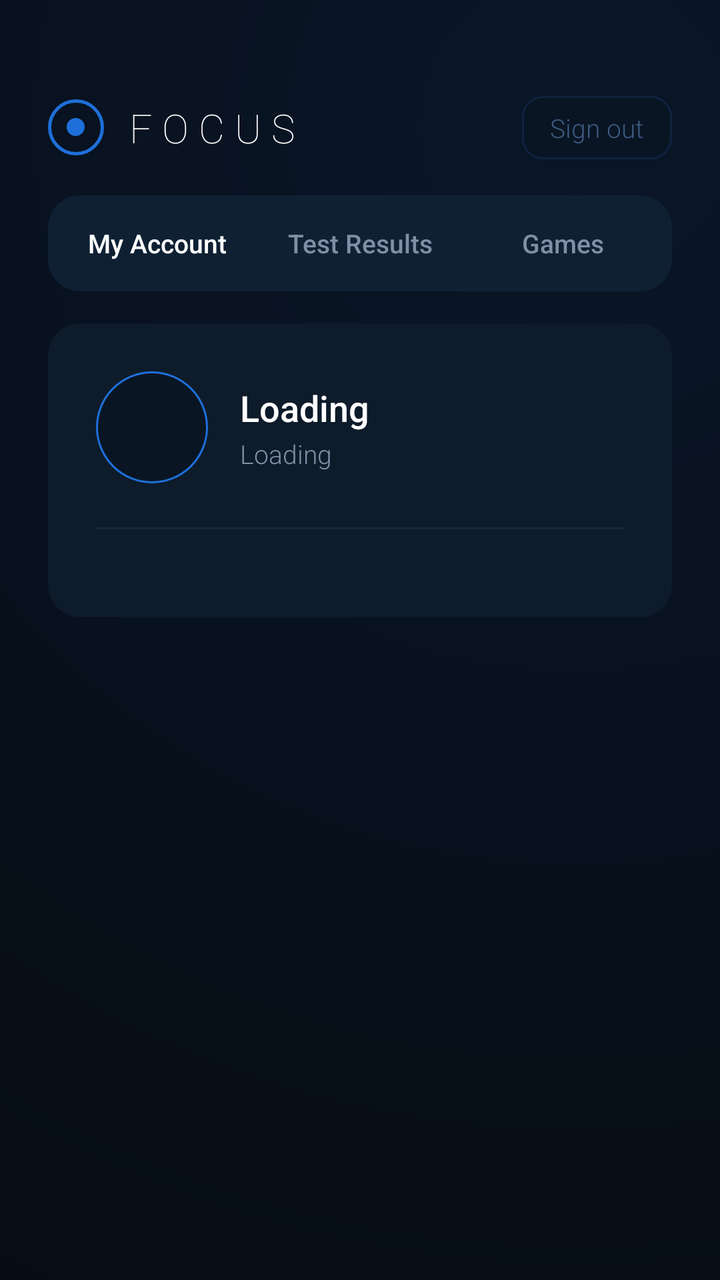
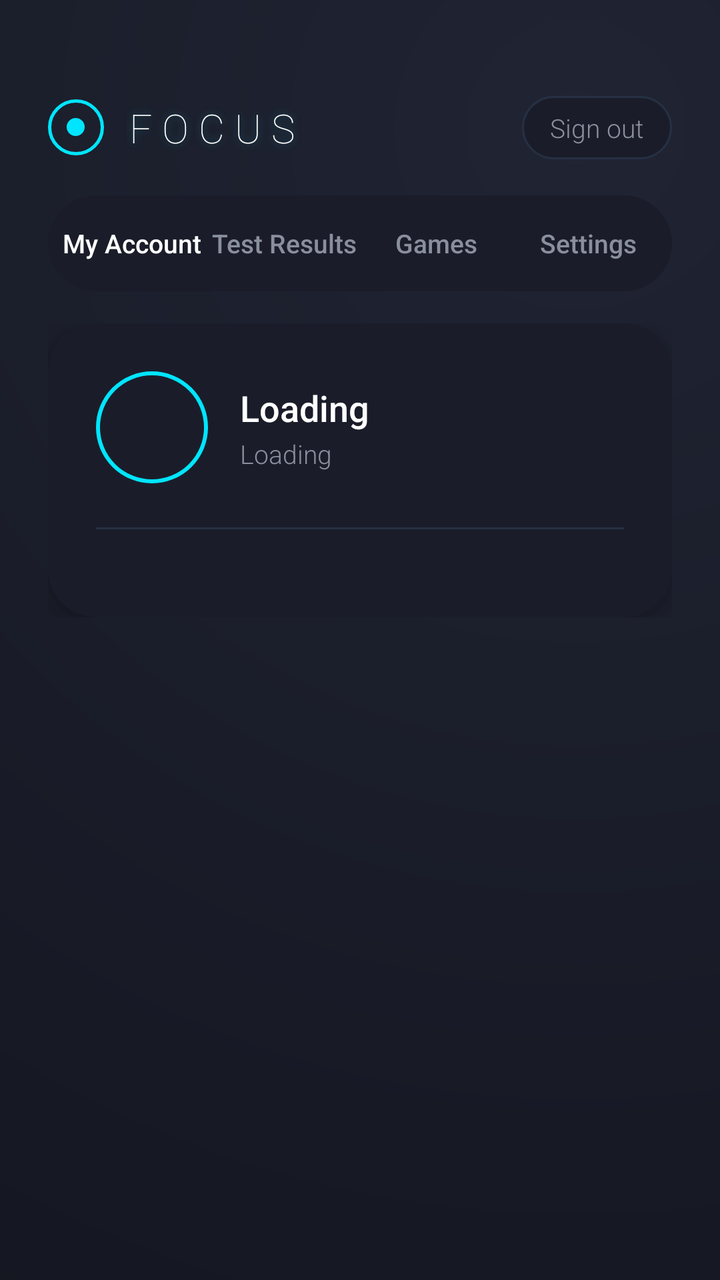

An Android layout rendered at two revisions. The XML below is the earlier revision; the diff shows what the commit changed to produce the second picture.
<!-- AndroidManifest.xml: activity theme Theme.AppCompat.NoActionBar -->
<!-- res/layout/activity_main.xml -->
<?xml version="1.0" encoding="utf-8"?>
<androidx.constraintlayout.widget.ConstraintLayout
    xmlns:android="http://schemas.android.com/apk/res/android"
    xmlns:app="http://schemas.android.com/apk/res-auto"
    android:layout_width="match_parent"
    android:layout_height="match_parent"
    android:background="#050A0F">

    <View
        android:layout_width="0dp"
        android:layout_height="0dp"
        android:background="@drawable/bg_gradient_overlay"
        app:layout_constraintBottom_toBottomOf="parent"
        app:layout_constraintEnd_toEndOf="parent"
        app:layout_constraintStart_toStartOf="parent"
        app:layout_constraintTop_toTopOf="parent" />

    <LinearLayout
        android:id="@+id/brandContainer"
        android:layout_width="0dp"
        android:layout_height="wrap_content"
        android:layout_marginStart="24dp"
        android:layout_marginTop="48dp"
        android:layout_marginEnd="24dp"
        android:gravity="center_vertical"
        android:orientation="horizontal"
        app:layout_constraintEnd_toEndOf="parent"
        app:layout_constraintStart_toStartOf="parent"
        app:layout_constraintTop_toTopOf="parent">

        <FrameLayout
            android:layout_width="28dp"
            android:layout_height="28dp"
            android:layout_marginEnd="10dp">

            <View
                android:layout_width="28dp"
                android:layout_height="28dp"
                android:background="@drawable/bg_logo_ring" />

            <View
                android:layout_width="9dp"
                android:layout_height="9dp"
                android:layout_gravity="center"
                android:background="@drawable/ic_focus_dot" />
        </FrameLayout>

        <TextView
            android:layout_width="0dp"
            android:layout_height="wrap_content"
            android:layout_weight="1"
            android:fontFamily="sans-serif-thin"
            android:letterSpacing="0.25"
            android:text="FOCUS"
            android:textColor="#FFFFFF"
            android:textSize="20sp" />

        <TextView
            android:id="@+id/btnSignOut"
            android:layout_width="wrap_content"
            android:layout_height="wrap_content"
            android:background="@drawable/bg_signout_btn"
            android:fontFamily="sans-serif-light"
            android:paddingStart="14dp"
            android:paddingTop="7dp"
            android:paddingEnd="14dp"
            android:paddingBottom="7dp"
            android:text="Sign out"
            android:textColor="#3D5A80"
            android:textSize="13sp" />
    </LinearLayout>

    <LinearLayout
        android:id="@+id/tabContainer"
        android:layout_width="0dp"
        android:layout_height="48dp"
        android:layout_marginStart="24dp"
        android:layout_marginTop="18dp"
        android:layout_marginEnd="24dp"
        android:background="@drawable/bg_stat_tile"
        android:gravity="center"
        android:orientation="horizontal"
        android:padding="4dp"
        app:layout_constraintEnd_toEndOf="parent"
        app:layout_constraintStart_toStartOf="parent"
        app:layout_constraintTop_toBottomOf="@id/brandContainer">

        <TextView
            android:id="@+id/tabAccount"
            android:layout_width="0dp"
            android:layout_height="match_parent"
            android:layout_weight="1"
            android:gravity="center"
            android:text="My Account"
            android:textColor="#FFFFFF"
            android:textSize="13sp"
            android:fontFamily="sans-serif-medium" />

        <TextView
            android:id="@+id/tabTests"
            android:layout_width="0dp"
            android:layout_height="match_parent"
            android:layout_weight="1"
            android:gravity="center"
            android:text="Test Results"
            android:textColor="#7F8FA6"
            android:textSize="13sp"
            android:fontFamily="sans-serif-medium" />

        <TextView
            android:id="@+id/tabGames"
            android:layout_width="0dp"
            android:layout_height="match_parent"
            android:layout_weight="1"
            android:gravity="center"
            android:text="Games"
            android:textColor="#7F8FA6"
            android:textSize="13sp"
            android:fontFamily="sans-serif-medium" />
    </LinearLayout>

    <ScrollView
        android:id="@+id/scrollContent"
        android:layout_width="0dp"
        android:layout_height="0dp"
        android:layout_marginTop="16dp"
        android:fillViewport="true"
        android:overScrollMode="never"
        app:layout_constraintBottom_toBottomOf="parent"
        app:layout_constraintEnd_toEndOf="parent"
        app:layout_constraintStart_toStartOf="parent"
        app:layout_constraintTop_toBottomOf="@id/tabContainer">

        <LinearLayout
            android:layout_width="match_parent"
            android:layout_height="wrap_content"
            android:orientation="vertical"
            android:paddingStart="24dp"
            android:paddingEnd="24dp"
            android:paddingBottom="32dp">

            <LinearLayout
                android:id="@+id/accountPage"
                android:layout_width="match_parent"
                android:layout_height="wrap_content"
                android:orientation="vertical">

                <androidx.cardview.widget.CardView
                    android:id="@+id/cardProfile"
                    android:layout_width="match_parent"
                    android:layout_height="wrap_content"
                    app:cardBackgroundColor="#0D1B2A"
                    app:cardCornerRadius="16dp"
                    app:cardElevation="0dp">

                    <LinearLayout
                        android:layout_width="match_parent"
                        android:layout_height="wrap_content"
                        android:orientation="vertical"
                        android:padding="24dp">

                        <LinearLayout
                            android:layout_width="match_parent"
                            android:layout_height="wrap_content"
                            android:gravity="center_vertical"
                            android:orientation="horizontal"
                            android:layout_marginBottom="22dp">

                            <FrameLayout
                                android:layout_width="56dp"
                                android:layout_height="56dp"
                                android:layout_marginEnd="16dp">

                                <View
                                    android:layout_width="56dp"
                                    android:layout_height="56dp"
                                    android:background="@drawable/bg_avatar" />

                                <TextView
                                    android:id="@+id/tvInitials"
                                    android:layout_width="wrap_content"
                                    android:layout_height="wrap_content"
                                    android:layout_gravity="center"
                                    android:fontFamily="sans-serif-medium"
                                    android:text=""
                                    android:textColor="#1E6FD9"
                                    android:textSize="20sp" />
                            </FrameLayout>

                            <LinearLayout
                                android:layout_width="0dp"
                                android:layout_height="wrap_content"
                                android:layout_weight="1"
                                android:orientation="vertical">

                                <TextView
                                    android:id="@+id/tvName"
                                    android:layout_width="wrap_content"
                                    android:layout_height="wrap_content"
                                    android:fontFamily="sans-serif-medium"
                                    android:text="Loading"
                                    android:textColor="#FFFFFF"
                                    android:textSize="18sp" />

                                <TextView
                                    android:id="@+id/tvEmail"
                                    android:layout_width="wrap_content"
                                    android:layout_height="wrap_content"
                                    android:layout_marginTop="2dp"
                                    android:fontFamily="sans-serif-light"
                                    android:text="Loading"
                                    android:textColor="#7F8FA6"
                                    android:textSize="13sp" />
                            </LinearLayout>
                        </LinearLayout>

                        <View
                            android:layout_width="match_parent"
                            android:layout_height="1dp"
                            android:layout_marginBottom="20dp"
                            android:background="#16283A" />

                        <LinearLayout
                            android:id="@+id/profileFields"
                            android:layout_width="match_parent"
                            android:layout_height="wrap_content"
                            android:orientation="vertical" />
                    </LinearLayout>
                </androidx.cardview.widget.CardView>
            </LinearLayout>

            <LinearLayout
                android:id="@+id/testsPage"
                android:layout_width="match_parent"
                android:layout_height="wrap_content"
                android:orientation="vertical"
                android:visibility="gone">

                <TextView
                    android:id="@+id/tvTestsTitle"
                    android:layout_width="wrap_content"
                    android:layout_height="wrap_content"
                    android:layout_marginBottom="12dp"
                    android:fontFamily="sans-serif-medium"
                    android:text="Test Results"
                    android:textColor="#FFFFFF"
                    android:textSize="20sp" />

                <LinearLayout
                    android:id="@+id/testResultsContainer"
                    android:layout_width="match_parent"
                    android:layout_height="wrap_content"
                    android:orientation="vertical" />
            </LinearLayout>
        </LinearLayout>
    </ScrollView>
</androidx.constraintlayout.widget.ConstraintLayout>
<!-- resources referenced by this layout -->
<resources>
  <!-- drawable bg_avatar (drawable) -->
  <?xml version="1.0" encoding="utf-8"?>
  <shape xmlns:android="http://schemas.android.com/apk/res/android"
      android:shape="oval">
      <solid android:color="#091523" />
      <stroke
          android:width="1dp"
          android:color="#1E6FD9" />
      <size android:width="56dp" android:height="56dp" />
  </shape>
  <!-- drawable bg_gradient_overlay (drawable) -->
  <shape xmlns:android="http://schemas.android.com/apk/res/android">
      <gradient
          android:type="radial"
          android:gradientRadius="800dp"
          android:centerX="0.8"
          android:centerY="0.1"
          android:startColor="#0A1628"
          android:endColor="#050A0F" />
  </shape>
  <!-- drawable bg_logo_ring (drawable) -->
  <?xml version="1.0" encoding="utf-8"?>
  <shape xmlns:android="http://schemas.android.com/apk/res/android"
      android:shape="oval">
      <solid android:color="#00000000" />
      <stroke
          android:width="1.5dp"
          android:color="#1E6FD9" />
      <size android:width="64dp" android:height="64dp" />
  </shape>
  <!-- drawable bg_signout_btn (drawable) -->
  <?xml version="1.0" encoding="utf-8"?>
  <shape xmlns:android="http://schemas.android.com/apk/res/android"
      android:shape="rectangle">
      <solid android:color="#091523" />
      <stroke
          android:width="1dp"
          android:color="#112240" />
      <corners android:radius="10dp" />
  </shape>
  <!-- drawable bg_stat_tile (drawable) -->
  <?xml version="1.0" encoding="utf-8"?>
  <shape xmlns:android="http://schemas.android.com/apk/res/android"
      android:shape="rectangle">
      <solid android:color="#0F2033"/>
      <corners android:radius="16dp"/>
  </shape>
  <!-- drawable ic_focus_dot (drawable) -->
  <?xml version="1.0" encoding="utf-8"?>
  <shape xmlns:android="http://schemas.android.com/apk/res/android"
      android:shape="oval">
      <solid android:color="#1E6FD9" />
      <size android:width="20dp" android:height="20dp" />
  </shape>
</resources>

<!-- the commit's change to res/layout/activity_main.xml (unified diff, before → after) -->
@@ -4,9 +4,10 @@
     xmlns:app="http://schemas.android.com/apk/res-auto"
     android:layout_width="match_parent"
     android:layout_height="match_parent"
-    android:background="#050A0F">
+    android:background="#12141D">
 
     <View
+        android:id="@+id/gradientOverlay"
         android:layout_width="0dp"
         android:layout_height="0dp"
         android:background="@drawable/bg_gradient_overlay"
@@ -53,7 +54,9 @@
             android:letterSpacing="0.25"
             android:text="FOCUS"
             android:textColor="#FFFFFF"
-            android:textSize="20sp" />
+            android:textSize="20sp"
+            android:shadowColor="#6600E5FF"
+            android:shadowRadius="10" />
 
         <TextView
             android:id="@+id/btnSignOut"
@@ -66,7 +69,7 @@
             android:paddingEnd="14dp"
             android:paddingBottom="7dp"
             android:text="Sign out"
-            android:textColor="#3D5A80"
+            android:textColor="#8A8F9E"
             android:textSize="13sp" />
     </LinearLayout>
 
@@ -103,7 +106,7 @@
             android:layout_weight="1"
             android:gravity="center"
             android:text="Test Results"
-            android:textColor="#7F8FA6"
+            android:textColor="#8A8F9E"
             android:textSize="13sp"
             android:fontFamily="sans-serif-medium" />
 
@@ -114,7 +117,18 @@
             android:layout_weight="1"
             android:gravity="center"
             android:text="Games"
-            android:textColor="#7F8FA6"
+            android:textColor="#8A8F9E"
+            android:textSize="13sp"
+            android:fontFamily="sans-serif-medium" />
+
+        <TextView
+            android:id="@+id/tabSettings"
+            android:layout_width="0dp"
+            android:layout_height="match_parent"
+            android:layout_weight="1"
+            android:gravity="center"
+            android:text="Settings"
+            android:textColor="#8A8F9E"
             android:textSize="13sp"
             android:fontFamily="sans-serif-medium" />
     </LinearLayout>
@@ -149,9 +163,9 @@
                     android:id="@+id/cardProfile"
                     android:layout_width="match_parent"
                     android:layout_height="wrap_content"
-                    app:cardBackgroundColor="#0D1B2A"
-                    app:cardCornerRadius="16dp"
-                    app:cardElevation="0dp">
+                    app:cardBackgroundColor="#1A1D29"
+                    app:cardCornerRadius="24dp"
+                    app:cardElevation="8dp">
 
                     <LinearLayout
                         android:layout_width="match_parent"
@@ -172,6 +186,7 @@
                                 android:layout_marginEnd="16dp">
 
                                 <View
+                                    android:id="@+id/avatarBackground"
                                     android:layout_width="56dp"
                                     android:layout_height="56dp"
                                     android:background="@drawable/bg_avatar" />
@@ -183,8 +198,10 @@
                                     android:layout_gravity="center"
                                     android:fontFamily="sans-serif-medium"
                                     android:text=""
-                                    android:textColor="#1E6FD9"
-                                    android:textSize="20sp" />
+                                    android:textColor="#00E5FF"
+                                    android:textSize="20sp"
+            android:shadowColor="#6600E5FF"
+            android:shadowRadius="10" />
                             </FrameLayout>
 
                             <LinearLayout
@@ -209,7 +226,7 @@
                                     android:layout_marginTop="2dp"
                                     android:fontFamily="sans-serif-light"
                                     android:text="Loading"
-                                    android:textColor="#7F8FA6"
+                                    android:textColor="#8A8F9E"
                                     android:textSize="13sp" />
                             </LinearLayout>
                         </LinearLayout>
@@ -218,7 +235,7 @@
                             android:layout_width="match_parent"
                             android:layout_height="1dp"
                             android:layout_marginBottom="20dp"
-                            android:background="#16283A" />
+                            android:background="#263044" />
 
                         <LinearLayout
                             android:id="@+id/profileFields"
@@ -244,7 +261,9 @@
                     android:fontFamily="sans-serif-medium"
                     android:text="Test Results"
                     android:textColor="#FFFFFF"
-                    android:textSize="20sp" />
+                    android:textSize="20sp"
+            android:shadowColor="#6600E5FF"
+            android:shadowRadius="10" />
 
                 <LinearLayout
                     android:id="@+id/testResultsContainer"
<!-- resource entries referenced after the edit -->
@@ -4,10 +4,10 @@
   <?xml version="1.0" encoding="utf-8"?>
   <shape xmlns:android="http://schemas.android.com/apk/res/android"
       android:shape="oval">
-      <solid android:color="#091523" />
+      <solid android:color="#1A1D29" />
       <stroke
-          android:width="1dp"
-          android:color="#1E6FD9" />
+          android:width="2dp"
+          android:color="#00E5FF" />
       <size android:width="56dp" android:height="56dp" />
   </shape>
   <!-- drawable bg_gradient_overlay (drawable) -->
@@ -17,8 +17,8 @@
           android:gradientRadius="800dp"
           android:centerX="0.8"
           android:centerY="0.1"
-          android:startColor="#0A1628"
-          android:endColor="#050A0F" />
+          android:startColor="#202433"
+          android:endColor="#12141D" />
   </shape>
   <!-- drawable bg_logo_ring (drawable) -->
   <?xml version="1.0" encoding="utf-8"?>
@@ -27,31 +27,31 @@
       <solid android:color="#00000000" />
       <stroke
           android:width="1.5dp"
-          android:color="#1E6FD9" />
+          android:color="#00E5FF" />
       <size android:width="64dp" android:height="64dp" />
   </shape>
   <!-- drawable bg_signout_btn (drawable) -->
   <?xml version="1.0" encoding="utf-8"?>
   <shape xmlns:android="http://schemas.android.com/apk/res/android"
       android:shape="rectangle">
-      <solid android:color="#091523" />
+      <solid android:color="#1A1D29" />
       <stroke
           android:width="1dp"
-          android:color="#112240" />
-      <corners android:radius="10dp" />
+          android:color="#263044" />
+      <corners android:radius="24dp" />
   </shape>
   <!-- drawable bg_stat_tile (drawable) -->
   <?xml version="1.0" encoding="utf-8"?>
   <shape xmlns:android="http://schemas.android.com/apk/res/android"
       android:shape="rectangle">
-      <solid android:color="#0F2033"/>
-      <corners android:radius="16dp"/>
+      <solid android:color="#1A1D29"/>
+      <corners android:radius="24dp"/>
   </shape>
   <!-- drawable ic_focus_dot (drawable) -->
   <?xml version="1.0" encoding="utf-8"?>
   <shape xmlns:android="http://schemas.android.com/apk/res/android"
       android:shape="oval">
-      <solid android:color="#1E6FD9" />
+      <solid android:color="#00E5FF" />
       <size android:width="20dp" android:height="20dp" />
   </shape>
 </resources>
